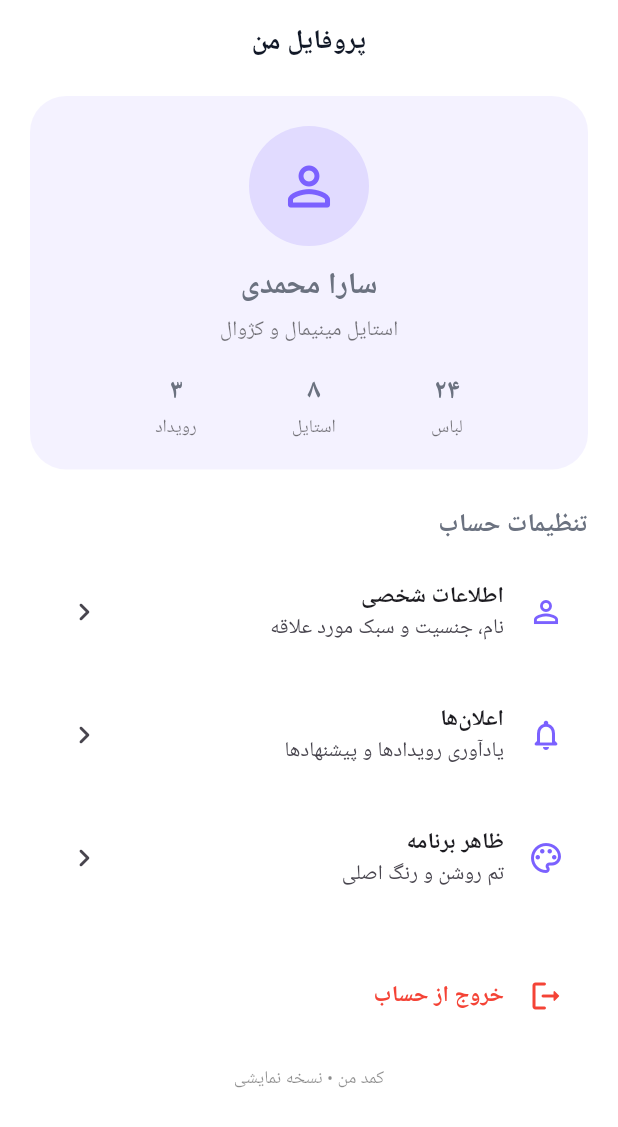
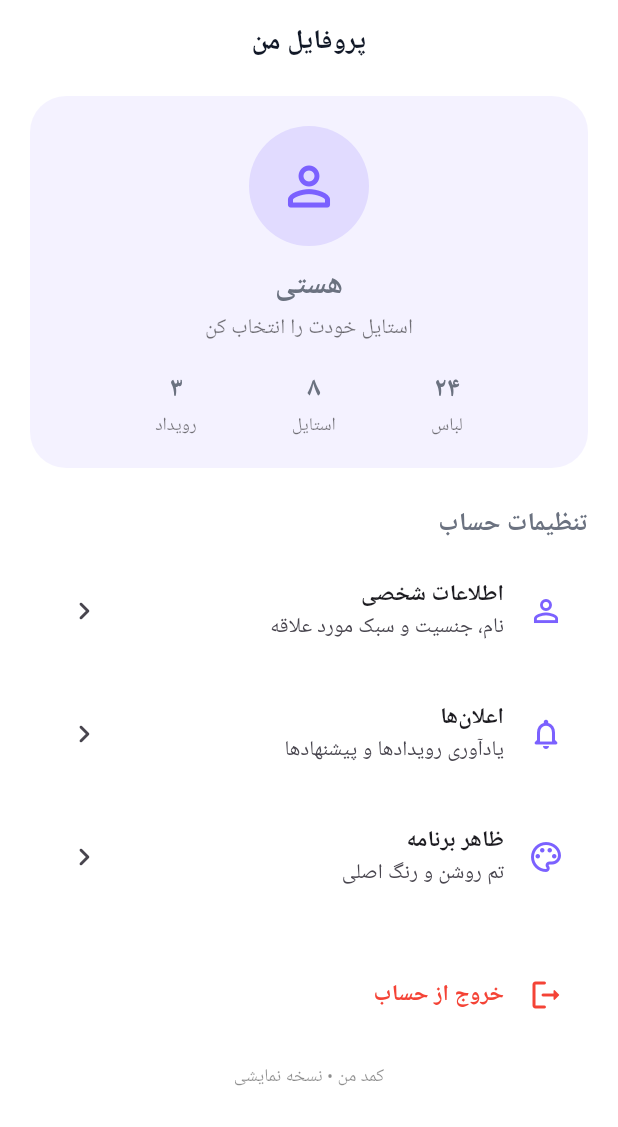
Before and after one commit to NNSCO2018/komod-, a Flutter app: the SettingsScreen screen opened by its route, on a phone screen of 412 x 824 dp. Shown: the top 1127 px of the screen. Run offline on Flutter 3.47's test engine with Material 3 defaults, Android fonts, the light colour scheme and no system bars; our stand-ins replace dio, flutter_riverpod, go_router, google_fonts, image_picker, shared_preferences; missing offline and left inert: persian_datetime_picker; accounts and stored records are empty; Roboto replaces fonts that are missing (Vazirmatn); statements that could not run were skipped.

Commit message:
Show saved profile details

```diff
--- a/lib/features/settings/settings_screen.dart
+++ b/lib/features/settings/settings_screen.dart
@@ -1,11 +1,14 @@
 import 'package:flutter/material.dart';
+import 'package:flutter_riverpod/flutter_riverpod.dart';
 import 'package:go_router/go_router.dart';
+import '../../core/profile_provider.dart';
 
-class SettingsScreen extends StatelessWidget {
+class SettingsScreen extends ConsumerWidget {
   const SettingsScreen({super.key});
 
   @override
-  Widget build(BuildContext context) {
+  Widget build(BuildContext context, WidgetRef ref) {
+    final profile = ref.watch(profileProvider);
     final primary = Theme.of(context).colorScheme.primary;
     return Scaffold(
       appBar: AppBar(title: const Text('پروفایل من')),
@@ -22,9 +25,9 @@ class SettingsScreen extends StatelessWidget {
               children: [
                 CircleAvatar(radius: 40, backgroundColor: primary.withValues(alpha: 0.16), child: Icon(Icons.person_outline_rounded, size: 42, color: primary)),
                 const SizedBox(height: 12),
-                const Text('سارا محمدی', style: TextStyle(fontSize: 20, fontWeight: FontWeight.w800)),
+                Text(profile.name, style: const TextStyle(fontSize: 20, fontWeight: FontWeight.w800)),
                 const SizedBox(height: 4),
-                const Text('استایل مینیمال و کژوال', style: TextStyle(color: Colors.black54)),
+                Text(profile.style ?? 'استایل خودت را انتخاب کن', style: const TextStyle(color: Colors.black54)),
                 const SizedBox(height: 16),
                 Row(
                   mainAxisAlignment: MainAxisAlignment.spaceEvenly,
```
